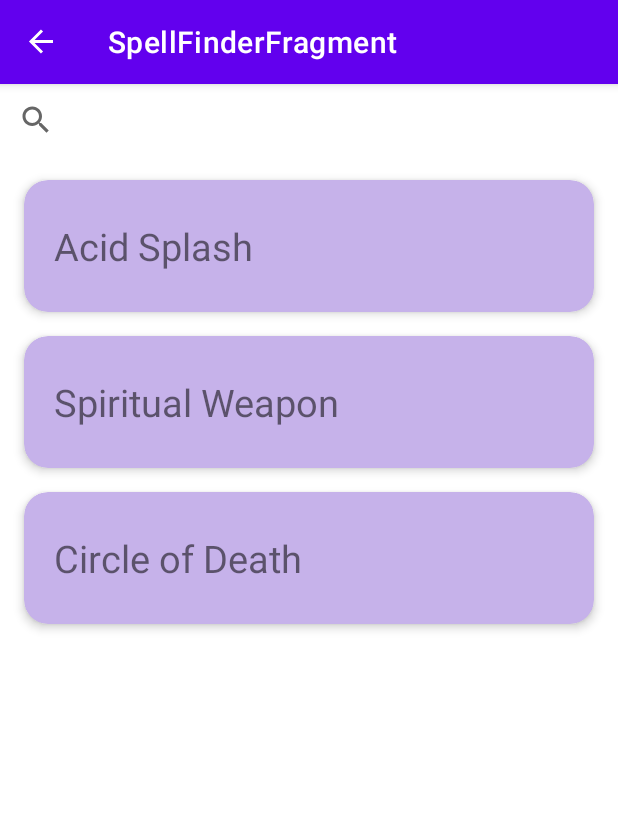
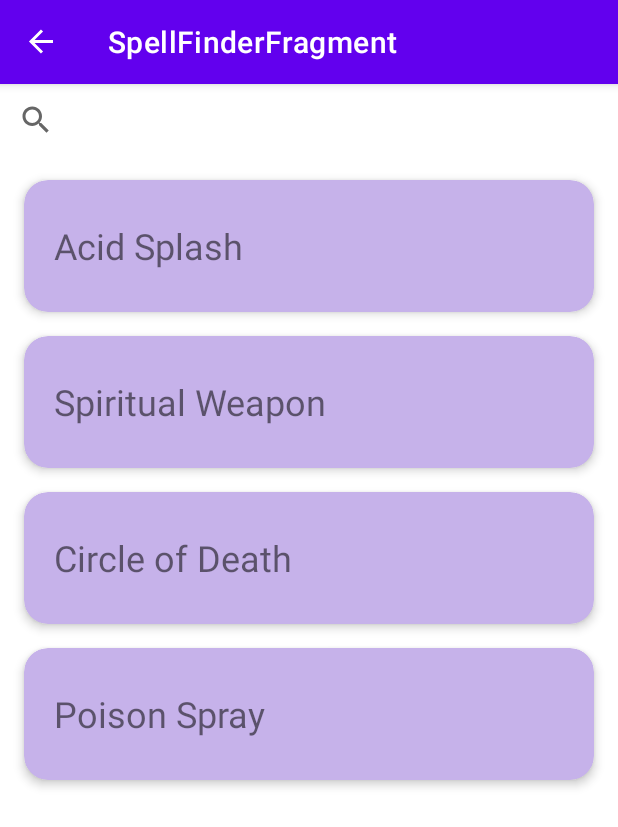
Before and after one commit to RoySuttieKLM/DnDWiki, an Android app: the SpellFinderFragment screen opened through its navigation route, on a phone screen of 412 x 824 dp. Shown: the top 827 px of the screen. Run offline under Robolectric (Android 15) with nearby library versions, the phone set to English and light mode, and no system bars; our stand-ins replace data binding, navigation-ui; Roboto replaces fonts that are not available here.

Commit message:
data pipeline fakeNetwork -> Fragment

```diff
--- a/app/src/main/java/com/example/dndwiki/data/DamageType.kt
+++ /dev/null
@@ -1,9 +0,0 @@
-package com.example.dndwiki.data
-
-val damageType = listOf(
-    DamageType("Acid"), DamageType("Force"), DamageType("Necrotic")
-)
-
-data class DamageType(
-    val name: String
-)
--- a/app/src/main/java/com/example/dndwiki/data/School.kt
+++ /dev/null
@@ -1,11 +0,0 @@
-package com.example.dndwiki.data
-
-val school = listOf(
-    School("Conjuration"),
-    School("Evocation"),
-    School("Necromancy")
-)
-
-data class School(
-    val name: String
-)
--- a/app/src/main/java/com/example/dndwiki/data/Spell.kt
+++ b/app/src/main/java/com/example/dndwiki/data/Spell.kt
@@ -1,50 +1,14 @@
 package com.example.dndwiki.data
-
-//val spells = listOf(
-//    Spell("1 action",
-//        "Wizard, Sorcerer",
-//        DamageType("Acid"),
-//        "Instantaneous",
-//        "acid-splash",
-//        0,
-//        "Acid Splash",
-//        School("Conjuration"),
-//        "/api/spells/acid-splash",
-//        "You hurl a bubble of acid. Choose one creature within range, or choose two creatures within range that are within 5 feet of each other. A target must succeed on a dexterity saving throw or take 1d6 acid damage."),
-//
-//    Spell("1 bonus action",
-//        "Cleric",
-//        DamageType("Force"),
-//        "1 minute",
-//        "spiritual-weapon",
-//        2,
-//        "Spiritual Weapon",
-//        School("Evocation"),
-//        "/api/spells/spiritual-weapon",
-//        "You create a floating, spectral weapon within range that lasts for the duration or until you cast this spell again. When you cast the spell, you can make a melee spell attack against a creature within 5 feet of the weapon. On a hit, the target takes force damage equal to 1d8 + your spellcasting ability modifier."),
-//
-//    Spell("1 action",
-//        "Sorcerer, Warlock, Wizard",
-//        DamageType("Necrotic"),
-//        "Instantaneous",
-//        "circle-of-death",
-//        6,
-//        "Circle of Death",
-//        School("Necromancy"),
-//        "/api/spells/circle-of-death",
-//        "A sphere of negative energy ripples out in a 60-foot radius sphere from a point within range. Each creature in that area must make a constitution saving throw. A target takes 8d6 necrotic damage on a failed save, or half as much damage on a successful one.")
-//
-//)
 
 data class Spell(
     val casting_time: String,
     val dndclasses: String,
-    val damagetype: DamageType,
+    val damagetype: String,
     val duration: String,
     val index: String,
     val level: Int,
     val name: String,
-    val school: School,
+    val school: String,
     val url: String,
-    val description: String
+    val description: String,
 )
--- a/app/src/main/java/com/example/dndwiki/home/HomeFragment.kt
+++ b/app/src/main/java/com/example/dndwiki/home/HomeFragment.kt
@@ -5,38 +5,40 @@ import android.view.LayoutInflater
 import android.view.View
 import android.view.ViewGroup
 import androidx.fragment.app.Fragment
-import androidx.lifecycle.Observer
 import androidx.lifecycle.ViewModelProvider
 import androidx.navigation.findNavController
 import com.example.dndwiki.R
-import com.example.dndwiki.databinding.HomeFragmentBinding
 
 class HomeFragment : Fragment() {
-
-    companion object {
-        fun newInstance() = HomeFragment()
-    }
 
     private lateinit var viewModel: HomeViewModel
 
     override fun onCreateView(
         inflater: LayoutInflater,
         container: ViewGroup?,
-        savedInstanceState: Bundle?
-    ): View? {
-        val binding = HomeFragmentBinding.inflate(inflater)
+        savedInstanceState: Bundle?,
+    ): View {
+        val binding = com.example.dndwiki.databinding.HomeFragmentBinding.inflate(inflater)
         viewModel = ViewModelProvider(this).get(HomeViewModel::class.java)
-        binding.viewModel = viewModel
 
-        viewModel.navigateToSpellFinder.observe(viewLifecycleOwner,
-            Observer<Boolean>  { shouldNavigate ->
-                if (shouldNavigate == true) {
-                    val navController = binding.root.findNavController()
-                    navController.navigate(R.id.action_homeFragment_to_spellFinderFragment)
-                    viewModel.onNavigatedToSpellFinder()
-                }
-            })
+        viewModel.navigateToSpellFinder.observe(viewLifecycleOwner
+        ) { shouldNavigate ->
+            if (shouldNavigate == true) {
+                val navController = binding.root.findNavController()
+                navController.navigate(R.id.action_homeFragment_to_spellFinderFragment)
+                viewModel.onNavigatedToSpellFinder()
+            }
+        }
+
+        binding.d20Button.setOnClickListener {
+            viewModel.onD20Clicked()
+        }
+
+        binding.homeFragmentCardView.setOnClickListener {
+            viewModel.onD20Clicked()
+        }
 
         return binding.root
     }
+
 }
--- a/app/src/main/java/com/example/dndwiki/network/FakeNetwork.kt
+++ b/app/src/main/java/com/example/dndwiki/network/FakeNetwork.kt
@@ -1,8 +1,5 @@
 package com.example.dndwiki.network
 
-import androidx.lifecycle.MutableLiveData
-import com.example.dndwiki.data.DamageType
-import com.example.dndwiki.data.School
 import com.example.dndwiki.data.Spell
 
 class FakeNetwork {
@@ -10,40 +7,56 @@ class FakeNetwork {
     private var spells = listOf(
         Spell("1 action",
             "Wizard, Sorcerer",
-            DamageType("Acid"),
+            "Acid",
             "Instantaneous",
             "acid-splash",
             0,
             "Acid Splash",
-            School("Conjuration"),
+            "Conjuration",
             "/api/spells/acid-splash",
-            "You hurl a bubble of acid. Choose one creature within range, or choose two creatures within range that are within 5 feet of each other. A target must succeed on a dexterity saving throw or take 1d6 acid damage."),
+            "You hurl a bubble of acid. Choose one creature within range, or choose two creatures within range that are within 5 feet of each other. A target must succeed on a dexterity saving throw or take 1d6 acid damage."
+        ),
 
         Spell("1 bonus action",
             "Cleric",
-            DamageType("Force"),
+            "Force",
             "1 minute",
             "spiritual-weapon",
             2,
             "Spiritual Weapon",
-            School("Evocation"),
+            "Evocation",
             "/api/spells/spiritual-weapon",
-            "You create a floating, spectral weapon within range that lasts for the duration or until you cast this spell again. When you cast the spell, you can make a melee spell attack against a creature within 5 feet of the weapon. On a hit, the target takes force damage equal to 1d8 + your spellcasting ability modifier."),
+            "You create a floating, spectral weapon within range that lasts for the duration or until you cast this spell again. When you cast the spell, you can make a melee spell attack against a creature within 5 feet of the weapon. On a hit, the target takes force damage equal to 1d8 + your spellcasting ability modifier."
+        ),
 
         Spell("1 action",
             "Sorcerer, Warlock, Wizard",
-            DamageType("Necrotic"),
+            "Necrotic",
             "Instantaneous",
             "circle-of-death",
             6,
             "Circle of Death",
-            School("Necromancy"),
+            "Necromancy",
             "/api/spells/circle-of-death",
-            "A sphere of negative energy ripples out in a 60-foot radius sphere from a point within range. Each creature in that area must make a constitution saving throw. A target takes 8d6 necrotic damage on a failed save, or half as much damage on a successful one.")
-    )
+            "A sphere of negative energy ripples out in a 60-foot radius sphere from a point within range. Each creature in that area must make a constitution saving throw. A target takes 8d6 necrotic damage on a failed save, or half as much damage on a successful one."
+        ),
+
+        Spell(
+            "1 action",
+            "Sorcerer, Warlock, Wizard",
+            "Poison",
+            "Instantaneous",
+            "poison-spray",
+            0,
+            "Poison Spray",
+            "Conjuration",
+            "/api/spells/poison-spray",
+            "You extend your hand toward a creature you can see within range and project a puff of noxious gas from your palm. The creature must succeed on a constitution saving throw or take 1d12 poison damage."
+        ))
 
     fun getSpells(): List<Spell> {
 
         return spells
     }
+
 }
--- a/app/src/main/java/com/example/dndwiki/adapter/RecyclerAdapter.kt
+++ b/app/src/main/java/com/example/dndwiki/recycler_adapter/RecyclerAdapter.kt
@@ -1,7 +1,6 @@
-package com.example.dndwiki.adapter
+package com.example.dndwiki.recycler_adapter
 
 
-import android.content.Context
 import android.view.LayoutInflater
 import android.view.View
 import android.view.ViewGroup
@@ -10,7 +9,7 @@ import androidx.recyclerview.widget.RecyclerView
 import com.example.dndwiki.R
 import com.example.dndwiki.data.Spell
 
-class RecyclerAdapter: RecyclerView.Adapter<RecyclerAdapter.ViewHolder>() {
+class RecyclerAdapter : RecyclerView.Adapter<RecyclerAdapter.ViewHolder>() {
 
     private var data: List<Spell> = emptyList()
 
@@ -18,11 +17,12 @@ class RecyclerAdapter: RecyclerView.Adapter<RecyclerAdapter.ViewHolder>() {
 
         data = list
 
-         notifyDataSetChanged()
+        notifyDataSetChanged()
     }
 
-    override fun onCreateViewHolder(parent: ViewGroup, viewType: Int): RecyclerAdapter.ViewHolder {
-        val v = LayoutInflater.from(parent.context).inflate(R.layout.recycler_item, parent, false)
+    override fun onCreateViewHolder(parent: ViewGroup, viewType: Int): ViewHolder {
+        val v = LayoutInflater.from(parent.context)
+            .inflate(R.layout.spell_finder_recycler_item, parent, false)
 
         return ViewHolder(v)
     }
@@ -31,12 +31,12 @@ class RecyclerAdapter: RecyclerView.Adapter<RecyclerAdapter.ViewHolder>() {
         return data.size
     }
 
-    override fun onBindViewHolder(holder: RecyclerAdapter.ViewHolder, i: Int) {
+    override fun onBindViewHolder(holder: ViewHolder, i: Int) {
 
         holder.bind(data[i])
     }
 
-    inner class ViewHolder(itemView: View): RecyclerView.ViewHolder(itemView) {
+    inner class ViewHolder(itemView: View) : RecyclerView.ViewHolder(itemView) {
         private val itemSpellName: TextView = itemView.findViewById(R.id.item_spell_name)
 
         fun bind(spell: Spell) {
--- a/app/src/main/java/com/example/dndwiki/spellDetail/SpellDetailFragment.kt
+++ b/app/src/main/java/com/example/dndwiki/spellDetail/SpellDetailFragment.kt
@@ -17,7 +17,7 @@ class SpellDetailFragment : Fragment() {
     override fun onCreateView(
         inflater: LayoutInflater,
         container: ViewGroup?,
-        savedInstanceState: Bundle?
+        savedInstanceState: Bundle?,
     ): View? {
         val binding = SpellDetailFragmentBinding.inflate(inflater)
 
--- a/app/src/main/java/com/example/dndwiki/spellDetail/SpellDetailViewModel.kt
+++ b/app/src/main/java/com/example/dndwiki/spellDetail/SpellDetailViewModel.kt
@@ -2,6 +2,4 @@ package com.example.dndwiki.spellDetail
 
 import androidx.lifecycle.ViewModel
 
-class SpellDetailViewModel: ViewModel() {
-
-}
+class SpellDetailViewModel : ViewModel()
--- a/app/src/main/java/com/example/dndwiki/spellFinder/SpellFinderFragment.kt
+++ b/app/src/main/java/com/example/dndwiki/spellFinder/SpellFinderFragment.kt
@@ -4,44 +4,30 @@ import android.os.Bundle
 import android.view.LayoutInflater
 import android.view.View
 import android.view.ViewGroup
+import android.widget.SearchView
 import androidx.fragment.app.Fragment
-import androidx.lifecycle.Observer
 import androidx.lifecycle.ViewModelProvider
 import androidx.recyclerview.widget.LinearLayoutManager
-import androidx.recyclerview.widget.RecyclerView
-import com.example.dndwiki.R
-import com.example.dndwiki.adapter.RecyclerAdapter
-import com.example.dndwiki.data.Spell
-import com.example.dndwiki.databinding.RecyclerItemBinding
 import com.example.dndwiki.databinding.SpellFinderFragmentBinding
-import com.example.dndwiki.home.HomeFragment
-import com.example.dndwiki.network.FakeNetwork
+import com.example.dndwiki.recycler_adapter.RecyclerAdapter
 
-class SpellFinderFragment: Fragment() {
+class SpellFinderFragment : Fragment() {
 
-
-    private var layoutManager: RecyclerView.LayoutManager? = null
     private val myAdapter = RecyclerAdapter()
 
-    lateinit var binding: SpellFinderFragmentBinding
+    private lateinit var binding: SpellFinderFragmentBinding
 
     private val viewModel: SpellFinderViewModel by lazy {
         ViewModelProvider(this).get(SpellFinderViewModel::class.java)
     }
 
-    companion object {
-        fun newInstance() = SpellFinderFragment()
-    }
-
     override fun onCreateView(
         inflater: LayoutInflater,
         container: ViewGroup?,
-        savedInstanceState: Bundle?
-    ): View? {
+        savedInstanceState: Bundle?,
+    ): View {
 
         binding = SpellFinderFragmentBinding.inflate(inflater)
-
-        binding.viewModel = viewModel
 
         return binding.root
     }
@@ -49,16 +35,28 @@ class SpellFinderFragment: Fragment() {
     override fun onViewCreated(view: View, savedInstanceState: Bundle?) {
         super.onViewCreated(view, savedInstanceState)
 
-        binding.recyclerView.apply {
+        binding.spellFinderRecyclerView.apply {
             layoutManager = LinearLayoutManager(activity)
             adapter = myAdapter
 
         }
 
-        viewModel.spellsList.observe(viewLifecycleOwner, Observer { spells ->
+        viewModel.spellsList.observe(viewLifecycleOwner) { spells ->
             myAdapter.setSpells(spells)
+        }
+        viewModel.onViewReady()
+
+        binding.spellFinderSearchBar.setOnQueryTextListener(object : SearchView.OnQueryTextListener {
+            override fun onQueryTextSubmit(query: String?): Boolean {
+                return false
+            }
+
+            override fun onQueryTextChange(p0: String?): Boolean {
+                viewModel.onSearchQueryInput(p0)
+                return true
+            }
+
         })
-        viewModel.getSpells()
 
     }
 
--- a/app/src/main/java/com/example/dndwiki/spellFinder/SpellFinderViewModel.kt
+++ b/app/src/main/java/com/example/dndwiki/spellFinder/SpellFinderViewModel.kt
@@ -9,15 +9,30 @@ import com.example.dndwiki.network.FakeNetwork
 
 class SpellFinderViewModel : ViewModel() {
 
+    private val fakeNetwork = FakeNetwork()
+
     private val _spellsList = MutableLiveData<List<Spell>>()
     val spellsList: LiveData<List<Spell>>
         get() = _spellsList
 
-    fun getSpells() {
-        val fakeNetwork = FakeNetwork()
+    fun onViewReady() {
         val spells = fakeNetwork.getSpells()
 
         _spellsList.value = spells
     }
 
+    fun onSearchQueryInput(query: String?) {
+
+        val spellsList: List<Spell> = fakeNetwork.getSpells()
+
+        if (query != null) {
+            _spellsList.value = spellsList.filter { mySpell ->
+                mySpell.name.contains(query, ignoreCase = true)
+            }
+        } else {
+            _spellsList.value = spellsList
+        }
+
+    }
+
 }
--- a/app/src/main/res/layout/spell_finder_fragment.xml
+++ b/app/src/main/res/layout/spell_finder_fragment.xml
@@ -2,12 +2,7 @@
 <layout xmlns:android="http://schemas.android.com/apk/res/android"
     xmlns:app="http://schemas.android.com/apk/res-auto"
     xmlns:tools="http://schemas.android.com/tools">
-    <data>
 
-        <variable
-            name="viewModel"
-            type="com.example.dndwiki.spellFinder.SpellFinderViewModel" />
-    </data>
     <androidx.coordinatorlayout.widget.CoordinatorLayout
         android:layout_width="match_parent"
         android:layout_height="match_parent">
@@ -22,18 +17,18 @@
                 android:orientation="vertical" >
 
                 <SearchView
-                    android:id="@+id/search_bar"
+                    android:id="@+id/spell_finder_search_bar"
                     android:layout_width="match_parent"
                     android:layout_height="match_parent" />
 
                 <androidx.recyclerview.widget.RecyclerView
-                    android:id="@+id/recycler_view"
+                    android:id="@+id/spell_finder_recycler_view"
                     android:layout_width="match_parent"
                     android:layout_height="wrap_content"
-                    android:padding="8dp"
+                    android:padding="@dimen/small_padding"
                     android:clipToPadding="false"
                     app:layoutManager="androidx.recyclerview.widget.GridLayoutManager"
-                    tools:listitem="@layout/recycler_item"/>
+                    tools:listitem="@layout/spell_finder_recycler_item"/>
 
             </LinearLayout>
         </ScrollView>
--- a/app/src/main/res/layout/recycler_item.xml
+++ b/app/src/main/res/layout/spell_finder_recycler_item.xml
@@ -5,11 +5,11 @@
     android:layout_height="wrap_content"
     xmlns:app="http://schemas.android.com/apk/res-auto"
     android:id="@+id/card_spell_name"
-    android:layout_margin="8dp"
-    app:cardBackgroundColor="#C6B2EA"
-    app:cardCornerRadius="16dp"
-    app:cardElevation="4dp"
-    app:contentPadding="4dp">
+    android:layout_margin="@dimen/small_padding"
+    app:cardBackgroundColor="@color/pinkish"
+    app:cardCornerRadius="@dimen/regular_padding"
+    app:cardElevation="@dimen/half_padding"
+    app:contentPadding="@dimen/half_padding">
 
         <LinearLayout
             android:layout_height="wrap_content"
@@ -20,11 +20,11 @@
                 android:adjustViewBounds="true"
                 android:gravity="center|start"
                 android:id="@+id/item_spell_name"
-                android:layout_height="80dp"
+                android:layout_height="@dimen/recycler_view_item_height"
                 android:layout_width="match_parent"
-                android:padding="16dp"
-                android:paddingTop="8dp"
-                android:textSize="25sp">
+                android:padding="@dimen/regular_padding"
+                android:paddingTop="@dimen/small_padding"
+                android:textSize="@dimen/regular_font_size">
 
             </TextView>
         </LinearLayout>
--- a/app/src/main/res/values/colors.xml
+++ b/app/src/main/res/values/colors.xml
@@ -7,4 +7,5 @@
     <color name="teal_700">#FF018786</color>
     <color name="black">#FF000000</color>
     <color name="white">#FFFFFFFF</color>
+    <color name="pinkish">#C6B2EA</color>
 </resources>
--- /dev/null
+++ b/app/src/main/res/values/dimens.xml
@@ -0,0 +1,12 @@
+<?xml version="1.0" encoding="utf-8"?>
+<resources>
+    <dimen name="half_padding">4dp</dimen>
+    <dimen name="small_padding">8dp</dimen>
+    <dimen name="regular_padding">16dp</dimen>
+    <dimen name="large_padding">32dp</dimen>
+
+    <dimen name="regular_font_size">24sp</dimen>
+
+    <dimen name="recycler_view_item_height">80dp</dimen>
+    <dimen name="button_size">56dp</dimen>
+</resources>
```
Also changed, not shown: app/src/main/java/com/example/dndwiki/MainActivity.kt (+4 -10 lines), app/src/main/res/layout/home_fragment.xml (+25 -20 lines), app/src/main/res/layout/spell_detail_fragment.xml (+6 -14 lines).
